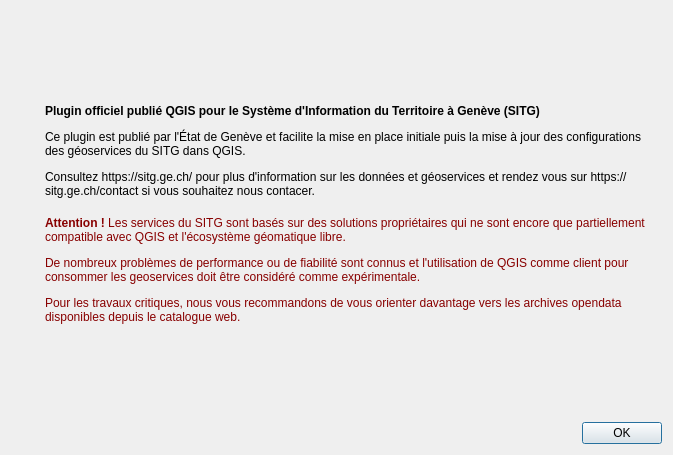
The window that qsitg/qsitg_dialog_base.ui (republique-et-canton-de-geneve/sitg-qgis-plugin) describes before a commit, drawn with Qt 5.
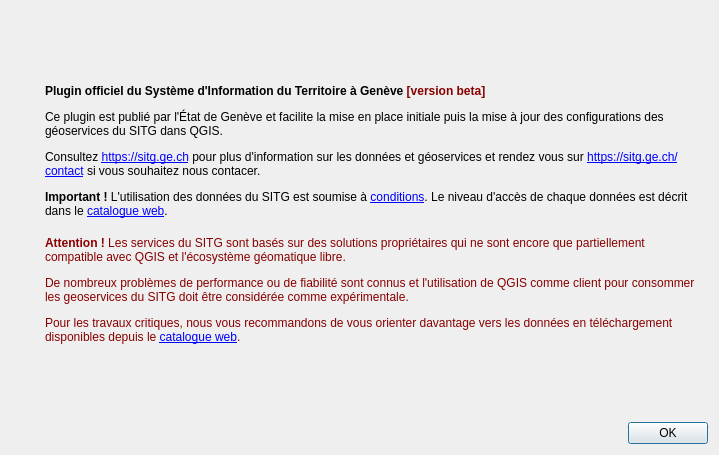
The same window after the commit. Icons and pictures are not drawn.

Commit message: misc: améliorations des textes et notes conditions

Diff of the .ui file:
```diff
--- a/qsitg/qsitg_dialog_base.ui
+++ b/qsitg/qsitg_dialog_base.ui
@@ -6,7 +6,7 @@
    <rect>
     <x>0</x>
     <y>0</y>
-    <width>673</width>
+    <width>719</width>
     <height>455</height>
    </rect>
   </property>
@@ -39,7 +39,7 @@
       <item>
        <widget class="QLabel" name="label">
         <property name="text">
-         <string>&lt;html&gt;&lt;head/&gt;&lt;body&gt;&lt;p&gt;&lt;span style=&quot; font-weight:600;&quot;&gt;Plugin officiel publié QGIS pour le Système d'Information du Territoire à Genève (SITG)&lt;/span&gt;&lt;/p&gt;&lt;p&gt;Ce plugin est publié par l'État de Genève et facilite la mise en place initiale puis la mise à jour des configurations des géoservices du SITG dans QGIS.&lt;/p&gt;&lt;p&gt;Consultez https://sitg.ge.ch/ pour plus d'information sur les données et géoservices et rendez vous sur https://sitg.ge.ch/contact si vous souhaitez nous contacer.&lt;/p&gt;&lt;/body&gt;&lt;/html&gt;</string>
+         <string>&lt;html&gt;&lt;head/&gt;&lt;body&gt;&lt;p&gt;&lt;span style=&quot; font-weight:600;&quot;&gt;Plugin officiel du Système d'Information du Territoire à Genève &lt;/span&gt;&lt;span style=&quot; font-weight:600; color:#880000;&quot;&gt;[version beta]&lt;/span&gt;&lt;/p&gt;&lt;p&gt;Ce plugin est publié par l'État de Genève et facilite la mise en place initiale puis la mise à jour des configurations des géoservices du SITG dans QGIS.&lt;/p&gt;&lt;p&gt;Consultez &lt;a href=&quot;https://sitg.ge.ch&quot;&gt;&lt;span style=&quot; text-decoration: underline; color:#0000ff;&quot;&gt;https://sitg.ge.ch&lt;/span&gt;&lt;/a&gt; pour plus d'information sur les données et géoservices et rendez vous sur &lt;a href=&quot;https://sitg.ge.ch/contact&quot;&gt;&lt;span style=&quot; text-decoration: underline; color:#0000ff;&quot;&gt;https://sitg.ge.ch/contact&lt;/span&gt;&lt;/a&gt; si vous souhaitez nous contacer.&lt;/p&gt;&lt;p&gt;&lt;span style=&quot; font-weight:600;&quot;&gt;Important !&lt;/span&gt; L'utilisation des données du SITG est soumise à &lt;a href=&quot;https://sitg.ge.ch/ressources/conditions-utilisation-donnees&quot;&gt;&lt;span style=&quot; text-decoration: underline; color:#0000ff;&quot;&gt;conditions&lt;/span&gt;&lt;/a&gt;. Le niveau d'accès de chaque données est décrit dans le &lt;a href=&quot;https://sitg.ge.ch&quot;&gt;&lt;span style=&quot; text-decoration: underline; color:#0000ff;&quot;&gt;catalogue web&lt;/span&gt;&lt;/a&gt;.&lt;/p&gt;&lt;/body&gt;&lt;/html&gt;</string>
         </property>
         <property name="textFormat">
          <enum>Qt::RichText</enum>
@@ -52,7 +52,7 @@
       <item>
        <widget class="QLabel" name="label_3">
         <property name="text">
-         <string>&lt;html&gt;&lt;head/&gt;&lt;body&gt;&lt;p&gt;&lt;span style=&quot; font-weight:600; color:#880000;&quot;&gt;Attention ! &lt;/span&gt;&lt;span style=&quot; color:#880000;&quot;&gt;L&lt;/span&gt;&lt;span style=&quot; color:#880000;&quot;&gt;es services du SITG sont basés sur des solutions propriétaires qui ne sont encore que partiellement compatible avec QGIS et l'écosystème géomatique libre.&lt;/span&gt;&lt;/p&gt;&lt;p&gt;&lt;span style=&quot; color:#880000;&quot;&gt;De nombreux problèmes de performance ou de fiabilité sont connus et l'utilisation de QGIS comme client pour consommer les geoservices doit être considéré comme expérimentale.&lt;/span&gt;&lt;/p&gt;&lt;p&gt;&lt;span style=&quot; color:#880000;&quot;&gt;Pour les travaux critiques, nous vous recommandons de vous orienter davantage vers les archives opendata disponibles depuis le catalogue web.&lt;/span&gt;&lt;/p&gt;&lt;/body&gt;&lt;/html&gt;</string>
+         <string>&lt;html&gt;&lt;head/&gt;&lt;body&gt;&lt;p&gt;&lt;span style=&quot; font-weight:600; color:#880000;&quot;&gt;Attention ! &lt;/span&gt;&lt;span style=&quot; color:#880000;&quot;&gt;Les services du SITG sont basés sur des solutions propriétaires qui ne sont encore que partiellement compatible avec QGIS et l'écosystème géomatique libre.&lt;/span&gt;&lt;/p&gt;&lt;p&gt;&lt;span style=&quot; color:#880000;&quot;&gt;De nombreux problèmes de performance ou de fiabilité sont connus et l'utilisation de QGIS comme client pour consommer les geoservices du SITG doit être considérée comme expérimentale.&lt;/span&gt;&lt;/p&gt;&lt;p&gt;&lt;span style=&quot; color:#880000;&quot;&gt;Pour les travaux critiques, nous vous recommandons de vous orienter davantage vers les données en téléchargement disponibles depuis le &lt;/span&gt;&lt;a href=&quot;https://sitg.ge.ch/search?category=data&quot;&gt;&lt;span style=&quot; text-decoration: underline; color:#0000ff;&quot;&gt;catalogue web&lt;/span&gt;&lt;/a&gt;&lt;span style=&quot; color:#880000;&quot;&gt;.&lt;/span&gt;&lt;/p&gt;&lt;/body&gt;&lt;/html&gt;</string>
         </property>
         <property name="wordWrap">
          <bool>true</bool>
```
Left out of the diff: 6 changed lines with no effect on the pictures. The commit also changes 1 other file.
